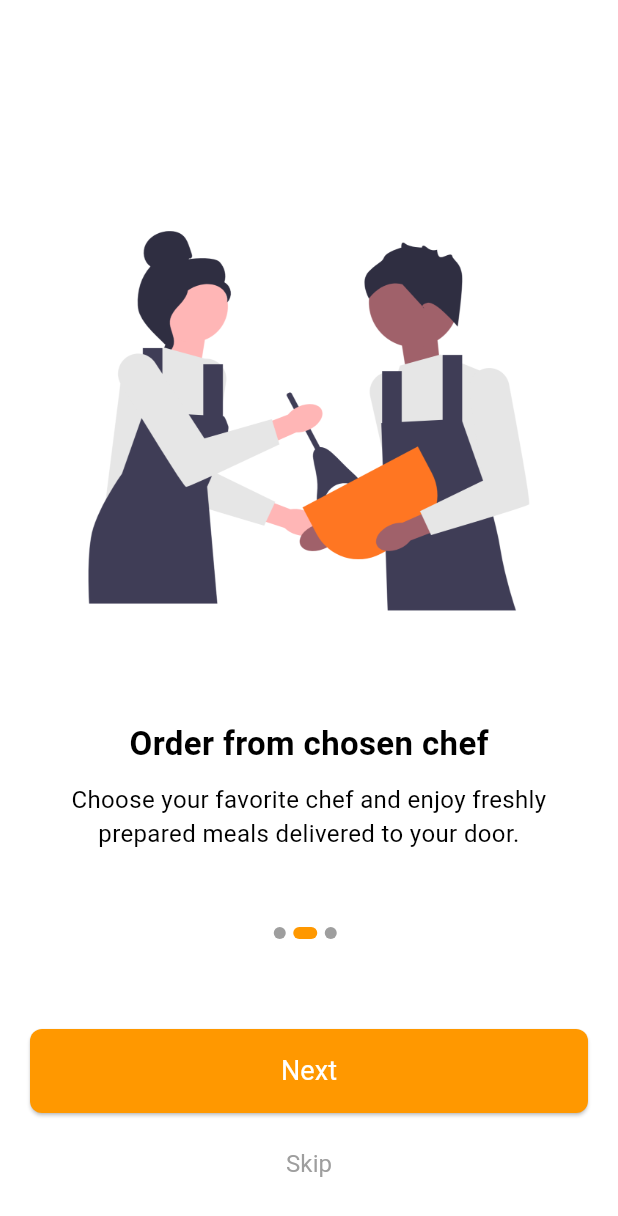
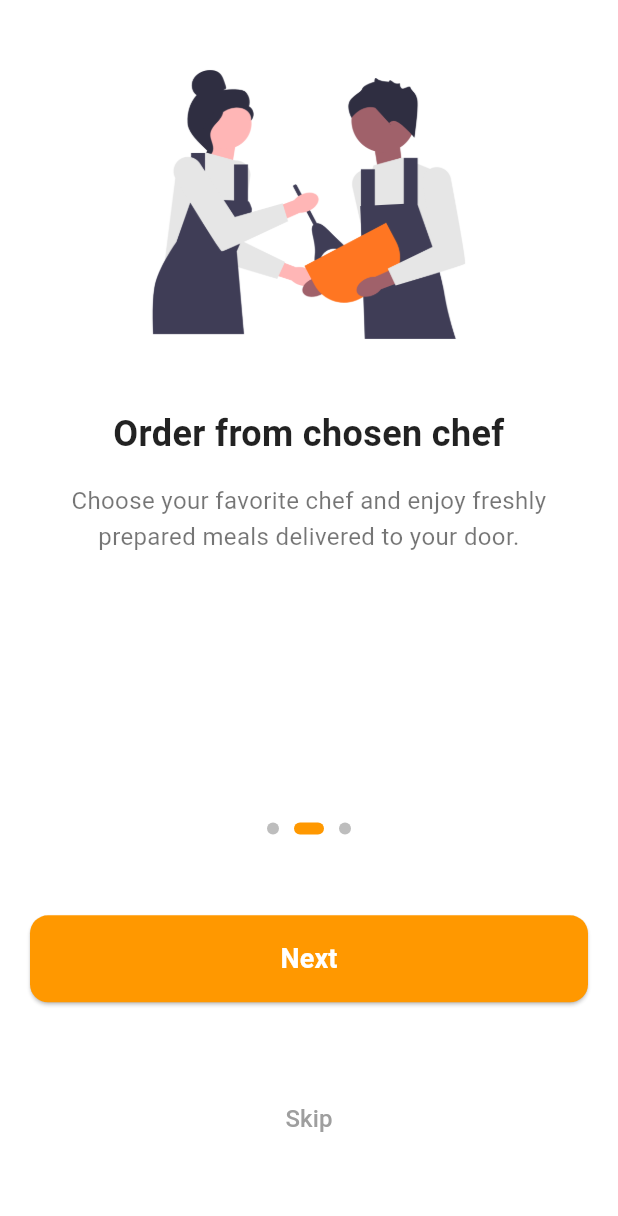
Before and after one commit to R21Rash/Food, a Flutter app: the screen it shows after launch, after a tap on "Next", on a phone screen of 412 x 824 dp. Shown: the top 1216 px of the screen. Run offline on Flutter 3.47's test engine with Material 3 defaults, Android fonts, the phone set to English and light mode, and no system bars; our stand-ins replace fl_chart, flutter_map, geolocator, image_picker, latlong2, lottie and 2 more; missing offline and left inert: payhere_mobilesdk_flutter; Roboto replaces fonts that are missing (Poppins).

Commit message:
onbording screen done

```diff
--- a/lib/views/onboarding/onboarding_screen.dart
+++ b/lib/views/onboarding/onboarding_screen.dart
@@ -7,10 +7,11 @@ class OnboardingScreen extends StatefulWidget {
 }
 
 class _OnboardingScreenState extends State<OnboardingScreen> {
-  int _currentPage = 0;
+  int _currentPage = 0; // Track current onboarding page
   final PageController _pageController = PageController();
 
-  List<Map<String, String>> onboardingData = [
+  // List of onboarding screens data
+  final List<Map<String, String>> onboardingData = [
     {
       "title": "All your favorites",
       "description":
@@ -31,6 +32,7 @@ class _OnboardingScreenState extends State<OnboardingScreen> {
     },
   ];
 
+  // Mark onboarding as completed and navigate to login screen
   Future<void> completeOnboarding() async {
     SharedPreferences prefs = await SharedPreferences.getInstance();
     await prefs.setBool("hasSeenOnboarding", true);
@@ -41,7 +43,9 @@ class _OnboardingScreenState extends State<OnboardingScreen> {
   Widget build(BuildContext context) {
     return Scaffold(
       backgroundColor: Colors.white,
-      body: Column(
+      body: SafeArea(
+        // SafeArea to avoid notches
+        child: Column(
           children: [
             Expanded(
               flex: 3,
@@ -63,38 +67,40 @@ class _OnboardingScreenState extends State<OnboardingScreen> {
             ),
 
             Expanded(
-            flex: 1,
+              flex: 2,
+              child: Padding(
+                padding: const EdgeInsets.symmetric(horizontal: 20),
                 child: Column(
+                  mainAxisAlignment: MainAxisAlignment.spaceEvenly,
                   children: [
+                    // Dot indicators for pages
                     Row(
                       mainAxisAlignment: MainAxisAlignment.center,
                       children: List.generate(
                         onboardingData.length,
-                    (index) => buildDot(index),
+                        (index) => buildDot(index: index),
                       ),
                     ),
-                const SizedBox(height: 60),
 
+                    // Button to move to next page or complete onboarding
                     SizedBox(
                       width: double.infinity,
-                  child: Padding(
-                    padding: const EdgeInsets.symmetric(horizontal: 20),
                       child: ElevatedButton(
                         style: ElevatedButton.styleFrom(
                           backgroundColor: Colors.orange,
                           foregroundColor: Colors.white,
                           shape: RoundedRectangleBorder(
-                          borderRadius: BorderRadius.circular(8),
+                            borderRadius: BorderRadius.circular(12),
                           ),
-                        padding: const EdgeInsets.symmetric(vertical: 15),
+                          padding: const EdgeInsets.symmetric(vertical: 16),
                         ),
                         onPressed: () {
                           if (_currentPage == onboardingData.length - 1) {
-                          completeOnboarding(); // ✅ Set flag and go to login
+                            completeOnboarding();
                           } else {
                             _pageController.nextPage(
-                            duration: const Duration(milliseconds: 300),
-                            curve: Curves.ease,
+                              duration: const Duration(milliseconds: 500),
+                              curve: Curves.easeInOut,
                             );
                           }
                         },
@@ -104,82 +110,90 @@ class _OnboardingScreenState extends State<OnboardingScreen> {
                               : "Next",
                           style: const TextStyle(
                             fontSize: 18,
-                          fontWeight: FontWeight.normal,
-                        ),
+                            fontWeight: FontWeight.w600,
                           ),
                         ),
                       ),
                     ),
 
-                const SizedBox(height: 10),
-
+                    // Skip button
                     TextButton(
-                  onPressed: completeOnboarding, // ✅ Set flag on skip
+                      onPressed: completeOnboarding,
                       child: const Text(
                         "Skip",
-                    style: TextStyle(
-                      fontSize: 16,
-                      color: Colors.grey,
-                      fontWeight: FontWeight.normal,
+                        style: TextStyle(fontSize: 16, color: Colors.grey),
+                      ),
+                    ),
+                  ],
                 ),
               ),
             ),
           ],
         ),
       ),
-        ],
-      ),
     );
   }
 
-  Widget buildDot(int index) {
-    return Container(
-      margin: const EdgeInsets.only(right: 5),
+  // Build the animated dot indicator
+  Widget buildDot({required int index}) {
+    return AnimatedContainer(
+      duration: const Duration(milliseconds: 300),
+      margin: const EdgeInsets.symmetric(horizontal: 5),
       height: 8,
-      width: _currentPage == index ? 16 : 8,
+      width: _currentPage == index ? 20 : 8,
       decoration: BoxDecoration(
-        color: _currentPage == index ? Colors.orange : Colors.grey,
+        color: _currentPage == index ? Colors.orange : Colors.grey.shade400,
         borderRadius: BorderRadius.circular(4),
       ),
     );
   }
 }
 
+// Onboarding content widget for each page
 class OnboardingContent extends StatelessWidget {
   final String title, description, image;
 
   const OnboardingContent({
+    Key? key,
     required this.title,
     required this.description,
     required this.image,
-  });
+  }) : super(key: key);
 
   @override
   Widget build(BuildContext context) {
-    return Column(
-      mainAxisAlignment: MainAxisAlignment.center,
+    return Padding(
+      padding: const EdgeInsets.symmetric(horizontal: 20),
+      child: Column(
         children: [
-        const SizedBox(height: 80),
-        Image.asset(image, height: 300),
-        const SizedBox(height: 50),
+          const SizedBox(height: 30),
+          Expanded(flex: 3, child: Image.asset(image, fit: BoxFit.contain)),
+          const SizedBox(height: 30),
           Text(
             title,
+            textAlign: TextAlign.center,
             style: const TextStyle(
-            fontSize: 22,
+              fontSize: 24,
               fontWeight: FontWeight.bold,
-            color: Colors.black,
+              color: Colors.black87,
             ),
           ),
-        const SizedBox(height: 10),
-        Padding(
-          padding: const EdgeInsets.symmetric(horizontal: 20),
+          const SizedBox(height: 16),
+          Expanded(
+            flex: 2,
             child: Text(
               description,
               textAlign: TextAlign.center,
-            style: const TextStyle(fontSize: 16, color: Colors.black),
+              style: const TextStyle(
+                fontSize: 16,
+                color: Colors.black54,
+                height: 1.5,
               ),
             ),
+          ),
+          const SizedBox(height: 30),
         ],
+      ),
     );
   }
 }
```
Lines whose indentation alone changed are shown as unchanged.
